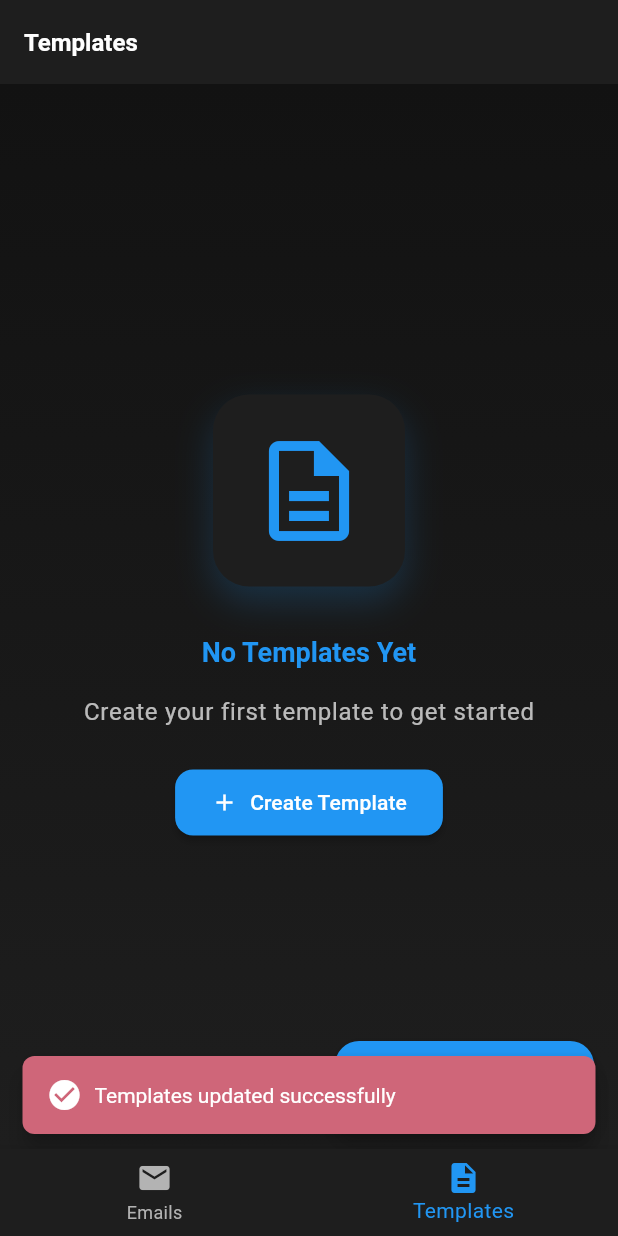
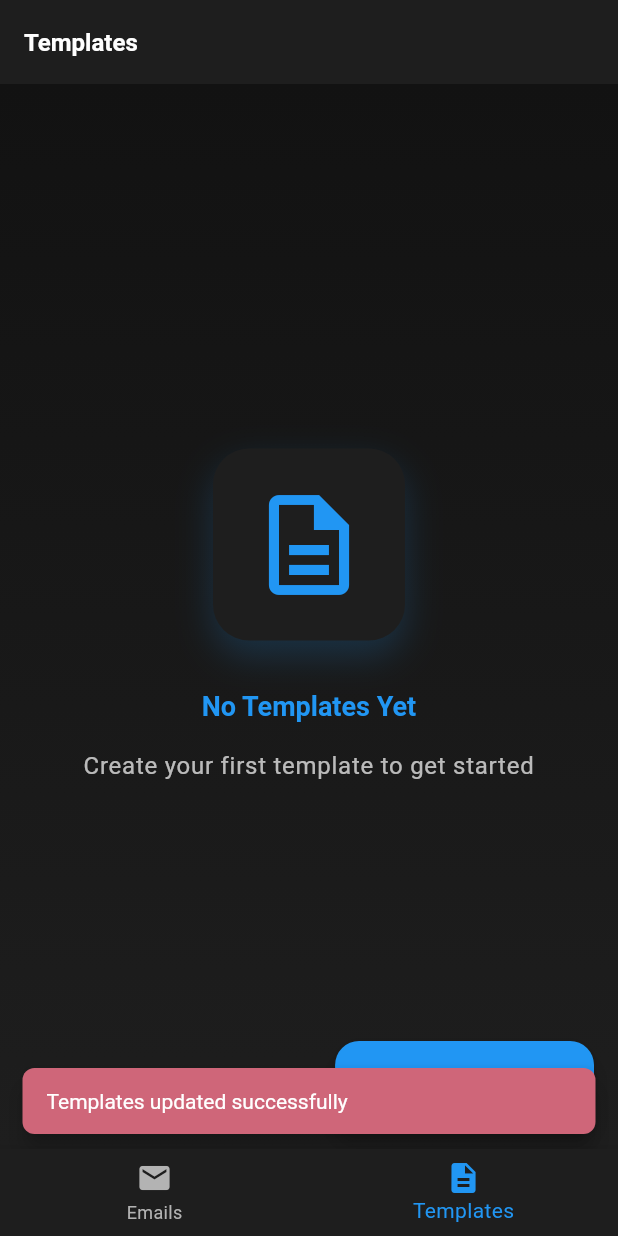
Before and after one commit to AhmedSlman/Mailer, a Flutter app: the TemplateScreen screen opened by its route, on a phone screen of 412 x 824 dp. Run offline on Flutter 3.47's test engine with Material 3 defaults, Android fonts, the phone set to English and light mode, and no system bars; our stand-ins replace cached_network_image, dio, file_picker, firebase_auth, firebase_core, flutter_bloc and 9 more; missing offline and left inert: excel, googleapis, syncfusion_flutter_pdf; accounts and stored records are empty.

Commit message:
Refactor TemplateListComponent to simplify Snackbar notifications and enhance loading indicators; streamline template display with improved card layout and context menu options for editing and deleting templates.

```diff
--- a/lib/features/template_management/presentation/component/template_list_component.dart
+++ b/lib/features/template_management/presentation/component/template_list_component.dart
@@ -15,20 +15,11 @@ class TemplateListComponent extends StatelessWidget {
         if (state is TemplateLoaded) {
           ScaffoldMessenger.of(context).showSnackBar(
             SnackBar(
-              content: Row(
-                children: [
-                  Icon(
-                    Icons.check_circle,
-                    color: Theme.of(context).colorScheme.onError,
-                  ),
-                  const SizedBox(width: 8),
-                  Text(
+              content: Text(
                 'Templates updated successfully',
                 style: TextStyle(
                   color: Theme.of(context).colorScheme.onError,
                 ),
-                  ),
-                ],
               ),
               backgroundColor: Theme.of(context).colorScheme.error,
               behavior: SnackBarBehavior.floating,
@@ -40,20 +31,11 @@ class TemplateListComponent extends StatelessWidget {
         } else if (state is TemplateError) {
           ScaffoldMessenger.of(context).showSnackBar(
             SnackBar(
-              content: Row(
-                children: [
-                  Icon(
-                    Icons.error_outline,
-                    color: Theme.of(context).colorScheme.onError,
-                  ),
-                  const SizedBox(width: 8),
-                  Text(
+              content: Text(
                 state.message,
                 style: TextStyle(
                   color: Theme.of(context).colorScheme.onError,
                 ),
-                  ),
-                ],
               ),
               backgroundColor: Theme.of(context).colorScheme.error,
               behavior: SnackBarBehavior.floating,
@@ -70,37 +52,14 @@ class TemplateListComponent extends StatelessWidget {
             child: Column(
               mainAxisAlignment: MainAxisAlignment.center,
               children: [
-                Container(
-                  padding: const EdgeInsets.all(24),
-                  decoration: BoxDecoration(
-                    color: Theme.of(context).colorScheme.surface,
-                    borderRadius: BorderRadius.circular(24),
-                    boxShadow: [
-                      BoxShadow(
-                        color: Theme.of(context).colorScheme.primary.withOpacity(0.2),
-                        blurRadius: 20,
-                        offset: const Offset(0, 10),
-                      ),
-                    ],
-                  ),
-                  child: CircularProgressIndicator(
+                CircularProgressIndicator(
                   color: Theme.of(context).colorScheme.primary,
-                    strokeWidth: 3,
-                  ),
-                ),
-                const SizedBox(height: 32),
-                Text(
-                  'Loading Templates',
-                  style: Theme.of(context).textTheme.headlineSmall?.copyWith(
-                    color: Theme.of(context).colorScheme.primary,
-                    fontWeight: FontWeight.bold,
-                  ),
                 ),
                 const SizedBox(height: 16),
                 Text(
-                  'Please wait while we fetch your templates',
+                  'Loading templates...',
                   style: Theme.of(context).textTheme.bodyLarge?.copyWith(
-                    color: Theme.of(context).colorScheme.onBackground.withOpacity(0.7),
+                    color: Theme.of(context).colorScheme.onSurface,
                   ),
                 ),
               ],
@@ -111,56 +70,29 @@ class TemplateListComponent extends StatelessWidget {
             child: Column(
               mainAxisAlignment: MainAxisAlignment.center,
               children: [
-                Container(
-                  padding: const EdgeInsets.all(24),
-                  decoration: BoxDecoration(
-                    color: Theme.of(context).colorScheme.surface,
-                    borderRadius: BorderRadius.circular(24),
-                    boxShadow: [
-                      BoxShadow(
-                        color: Theme.of(context).colorScheme.error.withOpacity(0.2),
-                        blurRadius: 20,
-                        offset: const Offset(0, 10),
-                      ),
-                    ],
-                  ),
-                  child: Icon(
+                Icon(
                   Icons.error_outline,
                   color: Theme.of(context).colorScheme.error,
                   size: 48,
-                  ),
-                ),
-                const SizedBox(height: 32),
-                Text(
-                  'Oops! Something went wrong',
-                  style: Theme.of(context).textTheme.headlineSmall?.copyWith(
-                    color: Theme.of(context).colorScheme.error,
-                    fontWeight: FontWeight.bold,
-                  ),
                 ),
                 const SizedBox(height: 16),
                 Text(
                   state.message,
                   style: Theme.of(context).textTheme.bodyLarge?.copyWith(
-                    color: Theme.of(context).colorScheme.onBackground.withOpacity(0.7),
+                    color: Theme.of(context).colorScheme.error,
                   ),
                   textAlign: TextAlign.center,
                 ),
                 const SizedBox(height: 24),
-                ElevatedButton.icon(
+                ElevatedButton(
                   onPressed: () {
                     context.read<TemplateCubit>().loadTemplates();
                   },
-                  icon: const Icon(Icons.refresh),
-                  label: const Text('Try Again'),
                   style: ElevatedButton.styleFrom(
                     backgroundColor: Theme.of(context).colorScheme.primary,
                     foregroundColor: Theme.of(context).colorScheme.onPrimary,
-                    padding: const EdgeInsets.symmetric(horizontal: 24, vertical: 12),
-                    shape: RoundedRectangleBorder(
-                      borderRadius: BorderRadius.circular(12),
                   ),
-                  ),
+                  child: const Text('Retry'),
                 ),
               ],
             ),
@@ -197,6 +129,7 @@ class TemplateListComponent extends StatelessWidget {
                       color: Theme.of(context).colorScheme.primary,
                       fontWeight: FontWeight.bold,
                     ),
+                    textAlign: TextAlign.center,
                   ),
                   const SizedBox(height: 16),
                   Text(
@@ -204,50 +137,20 @@ class TemplateListComponent extends StatelessWidget {
                     style: Theme.of(context).textTheme.bodyLarge?.copyWith(
                       color: Theme.of(context).colorScheme.onBackground.withOpacity(0.7),
                     ),
-                  ),
-                  const SizedBox(height: 24),
-                  ElevatedButton.icon(
-                    onPressed: () => showTemplateDialogComponent(context),
-                    icon: const Icon(Icons.add),
-                    label: const Text('Create Template'),
-                    style: ElevatedButton.styleFrom(
-                      backgroundColor: Theme.of(context).colorScheme.primary,
-                      foregroundColor: Theme.of(context).colorScheme.onPrimary,
-                      padding: const EdgeInsets.symmetric(horizontal: 24, vertical: 12),
-                      shape: RoundedRectangleBorder(
-                        borderRadius: BorderRadius.circular(12),
-                      ),
-                    ),
+                    textAlign: TextAlign.center,
                   ),
                 ],
               ),
             );
           }
 
-          return RefreshIndicator(
-            onRefresh: () async {
-              context.read<TemplateCubit>().loadTemplates();
-            },
-            child: ListView.builder(
+          return ListView.builder(
             padding: const EdgeInsets.all(16),
             itemCount: state.templates.length,
             itemBuilder: (context, index) {
               final template = state.templates[index];
-                return TweenAnimationBuilder<double>(
-                  tween: Tween(begin: 0.0, end: 1.0),
-                  duration: const Duration(milliseconds: 300),
-                  curve: Curves.easeOut,
-                  builder: (context, value, child) {
-                    return Transform.scale(
-                      scale: value,
-                      child: Opacity(
-                        opacity: value,
-                        child: child,
-                      ),
-                    );
-                  },
-                  child: Card(
-                    elevation: 4,
+              return Card(
+                elevation: 2,
                 margin: const EdgeInsets.only(bottom: 16),
                 shape: RoundedRectangleBorder(
                   borderRadius: BorderRadius.circular(12),
@@ -411,10 +314,8 @@ class TemplateListComponent extends StatelessWidget {
                     ),
                   ),
                 ),
-                  ),
               );
             },
-            ),
           );
         }
 
```
Lines whose indentation alone changed are shown as unchanged.
